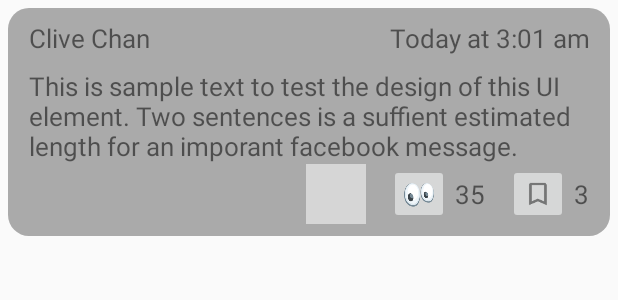
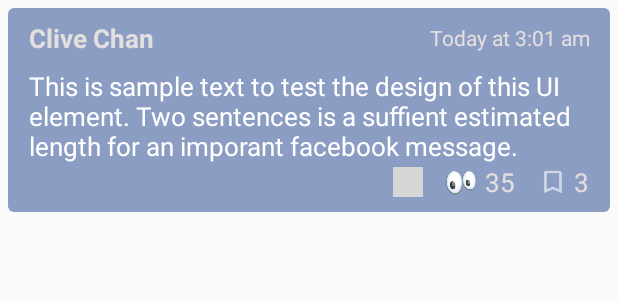
Before and after one commit to brenton311/se101-final-project, an Android app: the layout comment_template.xml on its own in the app's theme, with its tools: preview values and no code run, on a phone screen of 412 x 824 dp. Shown: the top 300 px of the screen. Run offline under Robolectric (Android 15) with nearby library versions, the light colour scheme and no system bars; grey boxes are pictures that could not be loaded.

Commit message:
UI Improvements

```diff
--- a/Pronto/app/src/main/res/drawable/comment_background.xml
+++ b/Pronto/app/src/main/res/drawable/comment_background.xml
@@ -1,11 +1,15 @@
 <?xml version="1.0" encoding="utf-8"?>
-<shape xmlns:android="http://schemas.android.com/apk/res/android"
-    android:shape="rectangle" >
-
-    <solid android:color="#aaaaaa" />
-    <corners
-        android:bottomLeftRadius="14dp"
-        android:bottomRightRadius="14dp"
-        android:topLeftRadius="14dp"
-        android:topRightRadius="14dp" />
-</shape>
+<selector xmlns:android="http://schemas.android.com/apk/res/android">
+    <item android:state_pressed="true">
+        <shape xmlns:android="http://schemas.android.com/apk/res/android" android:shape="rectangle">
+            <solid android:color="@color/colorPrimary" />
+            <corners android:bottomLeftRadius="4dp" android:bottomRightRadius="4dp" android:topLeftRadius="4dp" android:topRightRadius="4dp" />
+        </shape>
+    </item>
+    <item>
+        <shape xmlns:android="http://schemas.android.com/apk/res/android" android:shape="rectangle">
+            <solid android:color="@color/colorPrimaryLight" />
+            <corners android:bottomLeftRadius="4dp" android:bottomRightRadius="4dp" android:topLeftRadius="4dp" android:topRightRadius="4dp" />
+        </shape>
+    </item>
+</selector>
--- a/Pronto/app/src/main/res/layout/activity_main_page.xml
+++ b/Pronto/app/src/main/res/layout/activity_main_page.xml
@@ -68,11 +68,11 @@
         android:id="@+id/pager"
         android:layout_width="match_parent"
         android:layout_height="match_parent"
-        android:paddingBottom="@dimen/activity_vertical_margin"
-        android:paddingLeft="@dimen/activity_horizontal_margin"
-        android:paddingRight="@dimen/activity_horizontal_margin"
-        android:paddingTop="@dimen/activity_vertical_margin">
-
+        android:paddingBottom="5dp"
+        android:paddingLeft="5dp"
+        android:paddingRight="5dp"
+        android:paddingTop="5dp"
+        app:layout_behavior="@string/appbar_scrolling_view_behavior">
 
     </android.support.v4.view.ViewPager>
 
--- a/Pronto/app/src/main/res/layout/comment_template.xml
+++ b/Pronto/app/src/main/res/layout/comment_template.xml
@@ -33,7 +33,8 @@
                     android:gravity="start"
                     android:text = "Clive Chan"
                     android:textSize="17dp"
-                    android:textStyle="normal"
+                    android:textStyle="bold"
+                    android:textColor="@color/offWhite"
                     android:layout_centerVertical="true"
                     android:layout_alignParentStart="true"/>
 
@@ -43,8 +44,9 @@
                     android:layout_height="wrap_content"
                     android:gravity="end"
                     android:text = "Today at 3:01 am"
-                    android:textSize="17dp"
+                    android:textSize="14dp"
                     android:textStyle="normal"
+                    android:textColor="@color/offWhite"
                     android:layout_centerVertical="true"
                     android:layout_alignParentEnd="true" />
 
@@ -59,7 +61,8 @@
                 android:text = "This is sample text to test the design of this UI element. Two sentences is a suffient estimated length for an imporant facebook message."
                 android:paddingTop="8dp"
                 android:textSize="17dp"
-                android:textStyle="normal" />
+                android:textStyle="normal"
+                android:textColor="@android:color/white"/>
 
             <RelativeLayout
                 android:layout_width="match_parent"
@@ -67,11 +70,13 @@
 
                 <ImageButton
                     android:id="@+id/viewInNewBtn"
-                    android:layout_width="40dp"
-                    android:layout_height="40dp"
+                    android:layout_width="20dp"
+                    android:layout_height="20dp"
                     android:gravity="end"
                     android:src= "@drawable/open"
+                    android:tint="@android:color/white"
                     android:scaleType = "centerCrop"
+                    android:background="@android:color/transparent"
                     android:textSize="17dp"
                     android:textStyle="normal"
                     android:layout_marginEnd="15dp"
@@ -80,14 +85,15 @@
 
                 <ImageButton
                     android:id="@+id/likeBtn"
-                    android:layout_width="40dp"
-                    android:layout_height="40dp"
+                    android:layout_width="20dp"
+                    android:layout_height="20dp"
                     android:gravity="end"
                     android:src= "@drawable/eyes"
                     android:scaleType = "centerCrop"
+                    android:background="@android:color/transparent"
                     android:textSize="17dp"
                     android:textStyle="normal"
-                    android:layout_marginEnd="4dp"
+                    android:layout_marginEnd="6dp"
                     android:layout_centerVertical="true"
                     android:layout_toStartOf="@+id/numLikes" />
 
@@ -99,17 +105,20 @@
                     android:text = "35"
                     android:textSize="17dp"
                     android:textStyle="normal"
+                    android:textColor="@color/offWhite"
                     android:layout_marginEnd="15dp"
                     android:layout_centerVertical="true"
                     android:layout_toStartOf="@+id/bookmarkBtn" />
 
                 <ImageButton
                     android:id="@+id/bookmarkBtn"
-                    android:layout_width="40dp"
-                    android:layout_height="40dp"
+                    android:layout_width="20dp"
+                    android:layout_height="20dp"
                     android:gravity="end"
                     android:src= "@drawable/bookmark"
                     android:scaleType = "centerCrop"
+                    android:tint="@android:color/white"
+                    android:background="@android:color/transparent"
                     android:textSize="17dp"
                     android:textStyle="normal"
                     android:layout_marginEnd="4dp"
@@ -124,6 +133,7 @@
                     android:text = "3"
                     android:textSize="17dp"
                     android:textStyle="normal"
+                    android:textColor="@color/offWhite"
                     android:layout_centerVertical="true"
                     android:layout_alignParentEnd="true" />
 
--- a/Pronto/app/src/main/res/values/colors.xml
+++ b/Pronto/app/src/main/res/values/colors.xml
@@ -2,5 +2,8 @@
 <resources>
     <color name="colorPrimary">#3b5998</color>
     <color name="colorPrimaryDark">#8b9dc3</color>
+    <color name="colorPrimaryLight">#8b9dc3</color>
     <color name="colorAccent">#FFFFFF</color>
+
+    <color name="offWhite">#e4dfdf</color>
 </resources>
```
